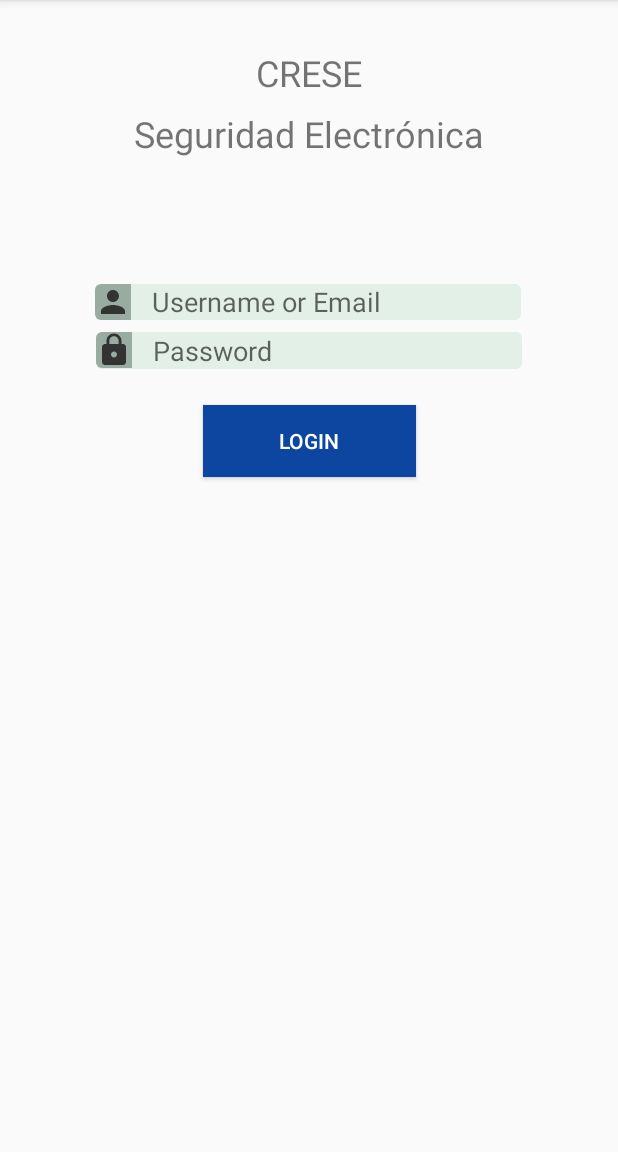
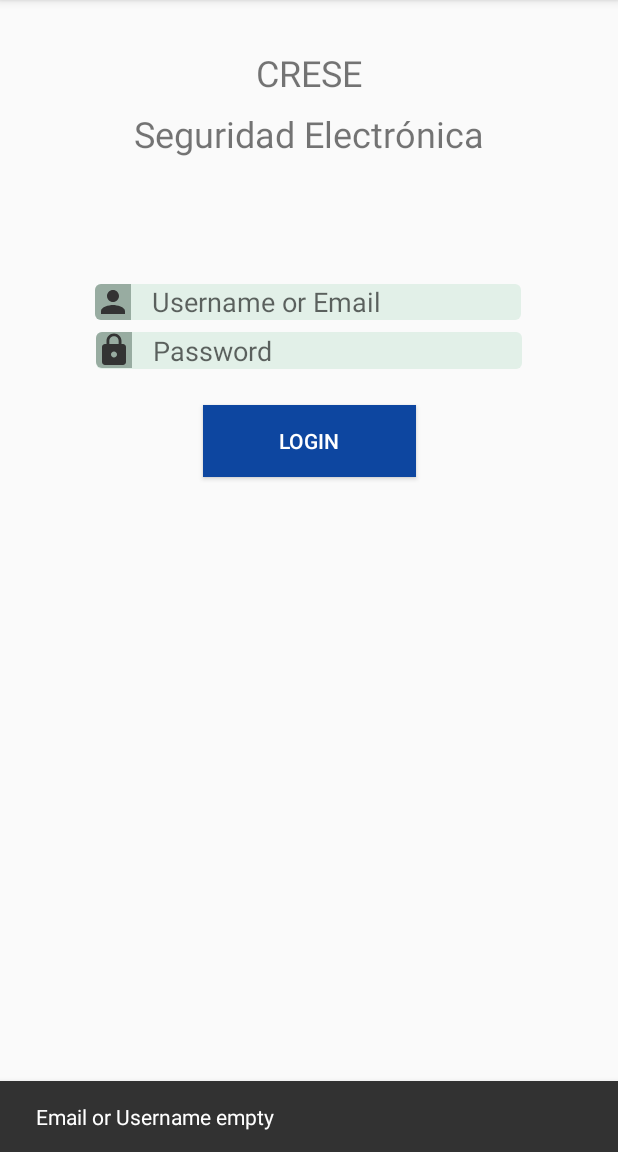
Before and after one commit to BigDreamsCoders/Crese-asistencia-app, an Android app: the LoginActivity screen opened directly, with no data from a screen before it, after a tap on "LOGIN", on a phone screen of 412 x 824 dp, the part 84-1236 px from its top. Run offline under Robolectric (Android 15) with nearby library versions, the phone set to English and light mode, and no system bars.

Commit message:
Removing volley and implementing retrofit. Added id to constraint layout root

```diff
--- a/app/build.gradle
+++ b/app/build.gradle
@@ -29,8 +29,8 @@ dependencies {
     implementation 'androidx.core:core-ktx:1.1.0-alpha05'
     implementation 'androidx.constraintlayout:constraintlayout:1.1.3'
     testImplementation 'junit:junit:4.12'
-    androidTestImplementation 'androidx.test:runner:1.1.2-alpha02'
-    androidTestImplementation 'androidx.test.espresso:espresso-core:3.2.0-alpha02'
+    androidTestImplementation 'androidx.test:runner:1.2.0-alpha03'
+    androidTestImplementation 'androidx.test.espresso:espresso-core:3.2.0-alpha03'
     /*custom Libraries*/
     implementation "org.jetbrains.anko:anko:$anko_version"
     implementation "androidx.recyclerview:recyclerview:1.1.0-alpha04"
@@ -38,5 +38,5 @@ dependencies {
     implementation "androidx.gridlayout:gridlayout:1.0.0"
     implementation "com.android.support:design:28.0.0"
     /*request library*/
-    implementation "com.android.volley:volley:1.1.1"
+    implementation 'com.squareup.retrofit2:retrofit:2.5.0'
 }
--- a/app/src/main/java/com/bigdreamcoders/creseasistencia/views/activities/LoginActivity.kt
+++ b/app/src/main/java/com/bigdreamcoders/creseasistencia/views/activities/LoginActivity.kt
@@ -7,6 +7,7 @@ import com.bigdreamcoders.creseasistencia.models.LoginPresenterImp
 import com.bigdreamcoders.creseasistencia.presenters.LoginPresenter
 import com.bigdreamcoders.creseasistencia.utils.Constants
 import com.bigdreamcoders.creseasistencia.views.views.LoginView
+import com.google.android.material.snackbar.Snackbar
 import kotlinx.android.synthetic.main.activity_login.*
 
 class LoginActivity : AppCompatActivity(), LoginView {
@@ -31,11 +32,11 @@ class LoginActivity : AppCompatActivity(), LoginView {
     }
 
     override fun loginEmptyId(message: String) {
-        TODO("not implemented") //To change body of created functions use File | Settings | File Templates.
+        Snackbar.make(cl_root_login_activity, resources.getString(R.string.id_empty), Snackbar.LENGTH_LONG).show()
     }
 
     override fun loginEmptyPassword(message: String) {
-        TODO("not implemented") //To change body of created functions use File | Settings | File Templates.
+        Snackbar.make(cl_root_login_activity, resources.getString(R.string.password_empty), Snackbar.LENGTH_LONG).show()
     }
 
     override fun loginSuccess() {
--- a/app/src/main/res/layout-v26/activity_login.xml
+++ b/app/src/main/res/layout-v26/activity_login.xml
@@ -2,6 +2,7 @@
 <androidx.constraintlayout.widget.ConstraintLayout xmlns:android="http://schemas.android.com/apk/res/android"
     xmlns:app="http://schemas.android.com/apk/res-auto"
     xmlns:tools="http://schemas.android.com/tools"
+    android:id="@+id/cl_root_login_activity"
     android:layout_width="match_parent"
     android:layout_height="match_parent"
     tools:context=".views.activities.LoginActivity">
@@ -37,6 +38,7 @@
         android:layout_marginTop="84dp"
         android:layout_marginEnd="8dp"
         android:layout_marginRight="8dp"
+        android:autofillHints="@string/login_id_hint"
         android:background="@drawable/custom_edit_text"
         android:drawableStart="@drawable/custom_icon_rec_user"
         android:ems="10"
@@ -46,8 +48,7 @@
         app:layout_constraintEnd_toEndOf="parent"
         app:layout_constraintHorizontal_bias="0.495"
         app:layout_constraintStart_toStartOf="parent"
-        app:layout_constraintTop_toBottomOf="@+id/textView2"
-        android:autofillHints="@string/login_id_hint" />
+        app:layout_constraintTop_toBottomOf="@+id/textView2" />
 
     <EditText
         android:id="@+id/et_password_login_activity"
@@ -58,6 +59,7 @@
         android:layout_marginTop="8dp"
         android:layout_marginEnd="8dp"
         android:layout_marginRight="8dp"
+        android:autofillHints="@string/login_password_hint"
         android:background="@drawable/custom_edit_text"
         android:drawableStart="@drawable/custom_icon_rec_pass"
         android:ems="10"
@@ -66,8 +68,7 @@
         android:textSize="18sp"
         app:layout_constraintEnd_toEndOf="parent"
         app:layout_constraintStart_toStartOf="parent"
-        app:layout_constraintTop_toBottomOf="@+id/et_id_login_activity"
-        android:autofillHints="@string/login_password_hint" />
+        app:layout_constraintTop_toBottomOf="@+id/et_id_login_activity" />
 
     <Button
         android:id="@+id/btn_login_login_activity"
--- a/app/src/main/res/layout/activity_login.xml
+++ b/app/src/main/res/layout/activity_login.xml
@@ -2,6 +2,7 @@
 <androidx.constraintlayout.widget.ConstraintLayout xmlns:android="http://schemas.android.com/apk/res/android"
     xmlns:app="http://schemas.android.com/apk/res-auto"
     xmlns:tools="http://schemas.android.com/tools"
+    android:id="@+id/cl_root_login_activity"
     android:layout_width="match_parent"
     android:layout_height="match_parent"
     tools:context=".views.activities.LoginActivity">
--- a/app/src/main/res/values/strings.xml
+++ b/app/src/main/res/values/strings.xml
@@ -5,4 +5,9 @@
     <string name="name2_text">Seguridad Electrónica</string>
     <string name="name1_text">CRESE</string>
     <string name="login_text">Login</string>
+
+
+    <!--Code Strings-->
+    <string name="id_empty">Email or Username empty</string>
+    <string name="password_empty">Password empty</string>
 </resources>
```
